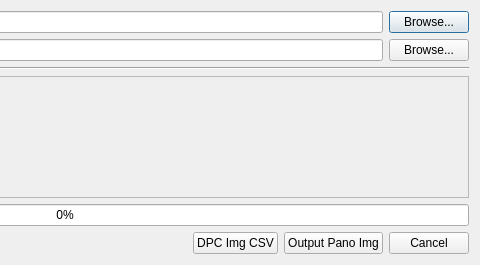
The window that UI/export_pano_img.ui (slgao/ProcessVDO) describes before a commit, drawn with Qt 5; both pictures show x 350 to 830 and y 0 to 265 of the 830 by 265 pixel window.
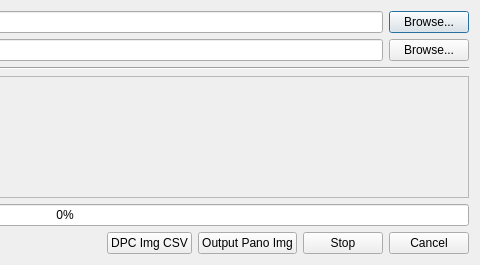
The same window after the commit.

Diff of the .ui file:
```diff
--- a/UI/export_pano_img.ui
+++ b/UI/export_pano_img.ui
@@ -96,6 +96,13 @@
        </property>
       </widget>
      </item>
+     <item>
+      <widget class="QPushButton" name="stop_btn">
+       <property name="text">
+        <string>Stop</string>
+       </property>
+      </widget>
+     </item>
      <item>
       <widget class="QPushButton" name="cancel_btn">
        <property name="sizePolicy">
```
